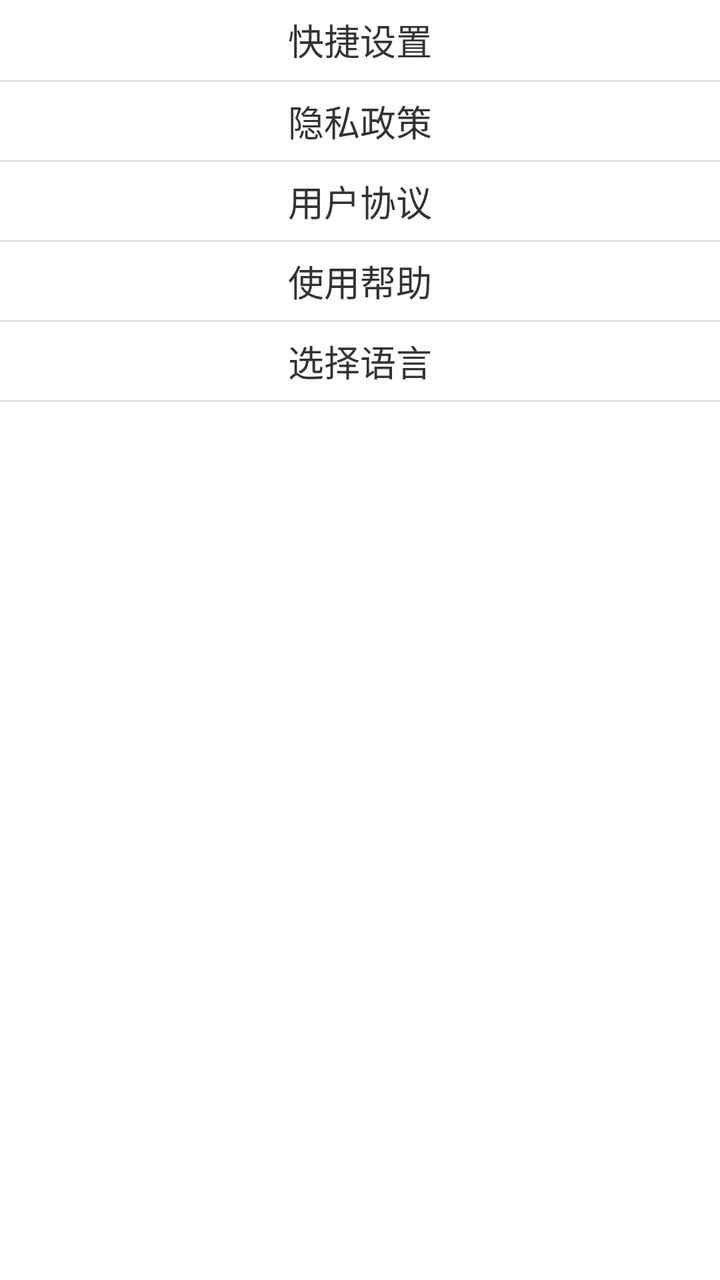
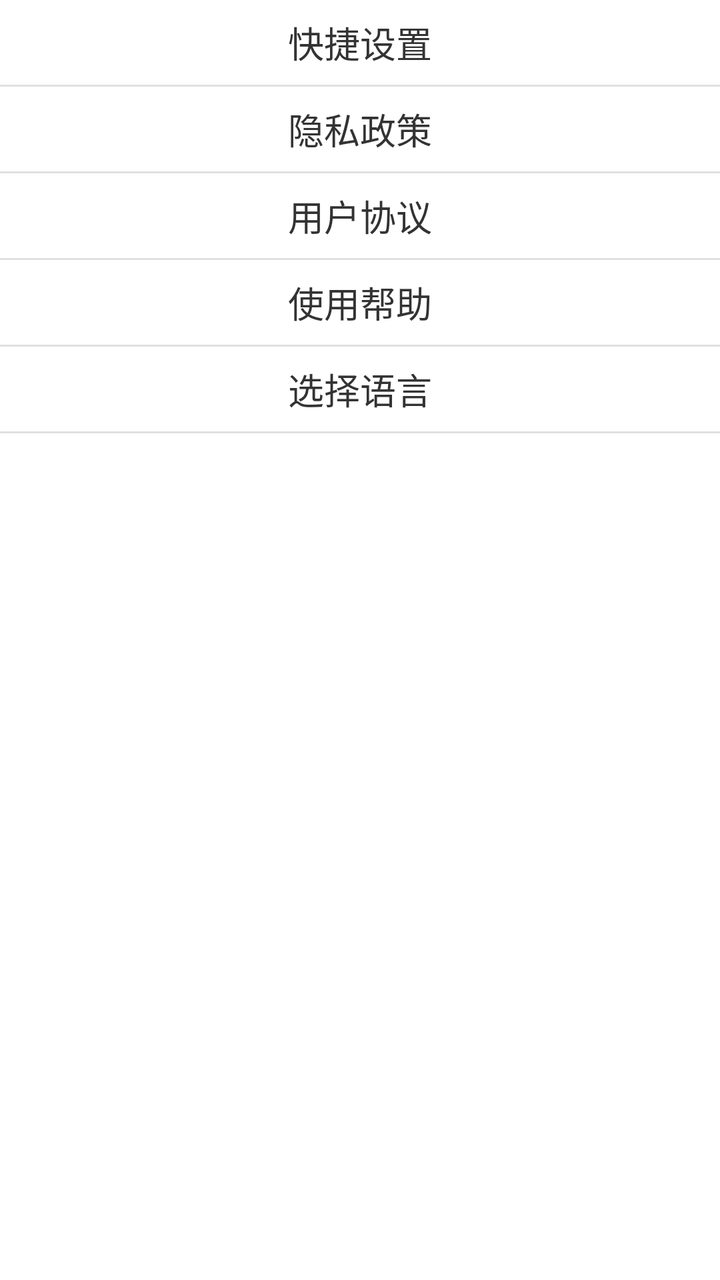

An Android layout rendered at two revisions. The XML below is the earlier revision; the diff shows what the commit changed to produce the second picture.
<!-- AndroidManifest.xml: application theme AppTheme -->
<!-- res/layout/popup_main_menu.xml -->
<?xml version="1.0" encoding="utf-8"?>
<LinearLayout xmlns:android="http://schemas.android.com/apk/res/android"
    android:layout_width="match_parent"
    android:layout_height="wrap_content"
    android:orientation="vertical"
    android:background="#FFFFFF"
    android:elevation="10dp"
    android:minWidth="140dp">

    
    <TextView
        android:id="@+id/menu_item_quick_settings"
        android:layout_width="match_parent"
        android:layout_height="40dp"
        android:text="@string/mix_menu_quick_settings"
        android:textSize="18sp"
        android:textColor="#333333"
        android:gravity="center"
        android:textAlignment="center"
        android:paddingStart="12dp"
        android:paddingEnd="12dp"
        android:background="?attr/selectableItemBackground" />

    <View
        android:id="@+id/menu_divider_quick"
        android:layout_width="match_parent"
        android:layout_height="1dp"
        android:background="#E0E0E0" />

    <TextView
        android:id="@+id/menu_item_privacy_policy"
        android:layout_width="match_parent"
        android:layout_height="39dp"
        android:text="@string/mix_menu_privacy_policy"
        android:textSize="18sp"
        android:textColor="#333333"
        android:gravity="center"
        android:textAlignment="center"
        android:paddingStart="12dp"
        android:paddingEnd="12dp"
        android:background="?attr/selectableItemBackground" />

    <View
        android:layout_width="match_parent"
        android:layout_height="1dp"
        android:background="#E0E0E0" />

    <TextView
        android:id="@+id/menu_item_user_agreement"
        android:layout_width="match_parent"
        android:layout_height="39dp"
        android:text="@string/mix_menu_user_agreement"
        android:textSize="18sp"
        android:textColor="#333333"
        android:gravity="center"
        android:textAlignment="center"
        android:paddingStart="12dp"
        android:paddingEnd="12dp"
        android:background="?attr/selectableItemBackground" />

    <View
        android:layout_width="match_parent"
        android:layout_height="1dp"
        android:background="#E0E0E0" />

    <TextView
        android:id="@+id/menu_item_help"
        android:layout_width="match_parent"
        android:layout_height="39dp"
        android:text="@string/mix_menu_help"
        android:textSize="18sp"
        android:textColor="#333333"
        android:gravity="center"
        android:textAlignment="center"
        android:paddingStart="12dp"
        android:paddingEnd="12dp"
        android:background="?attr/selectableItemBackground" />

    <View
        android:layout_width="match_parent"
        android:layout_height="1dp"
        android:background="#E0E0E0" />

    <TextView
        android:id="@+id/menu_item_language"
        android:layout_width="match_parent"
        android:layout_height="39dp"
        android:text="@string/mix_menu_language"
        android:textSize="18sp"
        android:textColor="#333333"
        android:gravity="center"
        android:textAlignment="center"
        android:paddingStart="12dp"
        android:paddingEnd="12dp"
        android:background="?attr/selectableItemBackground" />

    <View
        android:layout_width="match_parent"
        android:layout_height="1dp"
        android:background="#E0E0E0" />

    <TextView
        android:id="@+id/menu_item_version"
        android:layout_width="match_parent"
        android:layout_height="39dp"
        android:textSize="18sp"
        android:textColor="#333333"
        android:gravity="center"
        android:textAlignment="center"
        android:paddingStart="12dp"
        android:paddingEnd="12dp" />

</LinearLayout>
<!-- resources referenced by this layout -->
<resources>
  <string name="mix_menu_help">使用帮助</string>
  <string name="mix_menu_language">选择语言</string>
  <string name="mix_menu_privacy_policy">隐私政策</string>
  <string name="mix_menu_quick_settings">快捷设置</string>
  <string name="mix_menu_user_agreement">用户协议</string>
  <style name="AppTheme" parent="Theme.AppCompat.Light.NoActionBar">
          <item name="colorPrimary">@color/colorPrimary</item>
          <item name="colorPrimaryDark">@color/colorPrimaryDark</item>
          <item name="colorAccent">@color/colorAccent</item>
      </style>
  <color name="colorPrimary">#009688</color>
  <color name="colorPrimaryDark">#00796B</color>
  <color name="colorAccent">#FF9800</color>
</resources>

<!-- the commit's change to res/layout/popup_main_menu.xml (unified diff, before → after) -->
@@ -11,7 +11,8 @@
     <TextView
         android:id="@+id/menu_item_quick_settings"
         android:layout_width="match_parent"
-        android:layout_height="40dp"
+        android:layout_height="wrap_content"
+        android:minHeight="40dp"
         android:text="@string/mix_menu_quick_settings"
         android:textSize="18sp"
         android:textColor="#333333"
@@ -19,6 +20,8 @@
         android:textAlignment="center"
         android:paddingStart="12dp"
         android:paddingEnd="12dp"
+        android:paddingTop="8dp"
+        android:paddingBottom="8dp"
         android:background="?attr/selectableItemBackground" />
 
     <View
@@ -30,7 +33,8 @@
     <TextView
         android:id="@+id/menu_item_privacy_policy"
         android:layout_width="match_parent"
-        android:layout_height="39dp"
+        android:layout_height="wrap_content"
+        android:minHeight="39dp"
         android:text="@string/mix_menu_privacy_policy"
         android:textSize="18sp"
         android:textColor="#333333"
@@ -38,6 +42,8 @@
         android:textAlignment="center"
         android:paddingStart="12dp"
         android:paddingEnd="12dp"
+        android:paddingTop="8dp"
+        android:paddingBottom="8dp"
         android:background="?attr/selectableItemBackground" />
 
     <View
@@ -48,7 +54,8 @@
     <TextView
         android:id="@+id/menu_item_user_agreement"
         android:layout_width="match_parent"
-        android:layout_height="39dp"
+        android:layout_height="wrap_content"
+        android:minHeight="39dp"
         android:text="@string/mix_menu_user_agreement"
         android:textSize="18sp"
         android:textColor="#333333"
@@ -56,6 +63,8 @@
         android:textAlignment="center"
         android:paddingStart="12dp"
         android:paddingEnd="12dp"
+        android:paddingTop="8dp"
+        android:paddingBottom="8dp"
         android:background="?attr/selectableItemBackground" />
 
     <View
@@ -66,7 +75,8 @@
     <TextView
         android:id="@+id/menu_item_help"
         android:layout_width="match_parent"
-        android:layout_height="39dp"
+        android:layout_height="wrap_content"
+        android:minHeight="39dp"
         android:text="@string/mix_menu_help"
         android:textSize="18sp"
         android:textColor="#333333"
@@ -74,6 +84,8 @@
         android:textAlignment="center"
         android:paddingStart="12dp"
         android:paddingEnd="12dp"
+        android:paddingTop="8dp"
+        android:paddingBottom="8dp"
         android:background="?attr/selectableItemBackground" />
 
     <View
@@ -84,7 +96,8 @@
     <TextView
         android:id="@+id/menu_item_language"
         android:layout_width="match_parent"
-        android:layout_height="39dp"
+        android:layout_height="wrap_content"
+        android:minHeight="39dp"
         android:text="@string/mix_menu_language"
         android:textSize="18sp"
         android:textColor="#333333"
@@ -92,6 +105,8 @@
         android:textAlignment="center"
         android:paddingStart="12dp"
         android:paddingEnd="12dp"
+        android:paddingTop="8dp"
+        android:paddingBottom="8dp"
         android:background="?attr/selectableItemBackground" />
 
     <View
@@ -102,12 +117,15 @@
     <TextView
         android:id="@+id/menu_item_version"
         android:layout_width="match_parent"
-        android:layout_height="39dp"
+        android:layout_height="wrap_content"
+        android:minHeight="39dp"
         android:textSize="18sp"
         android:textColor="#333333"
         android:gravity="center"
         android:textAlignment="center"
         android:paddingStart="12dp"
-        android:paddingEnd="12dp" />
+        android:paddingEnd="12dp"
+        android:paddingTop="8dp"
+        android:paddingBottom="8dp" />
 
 </LinearLayout>
